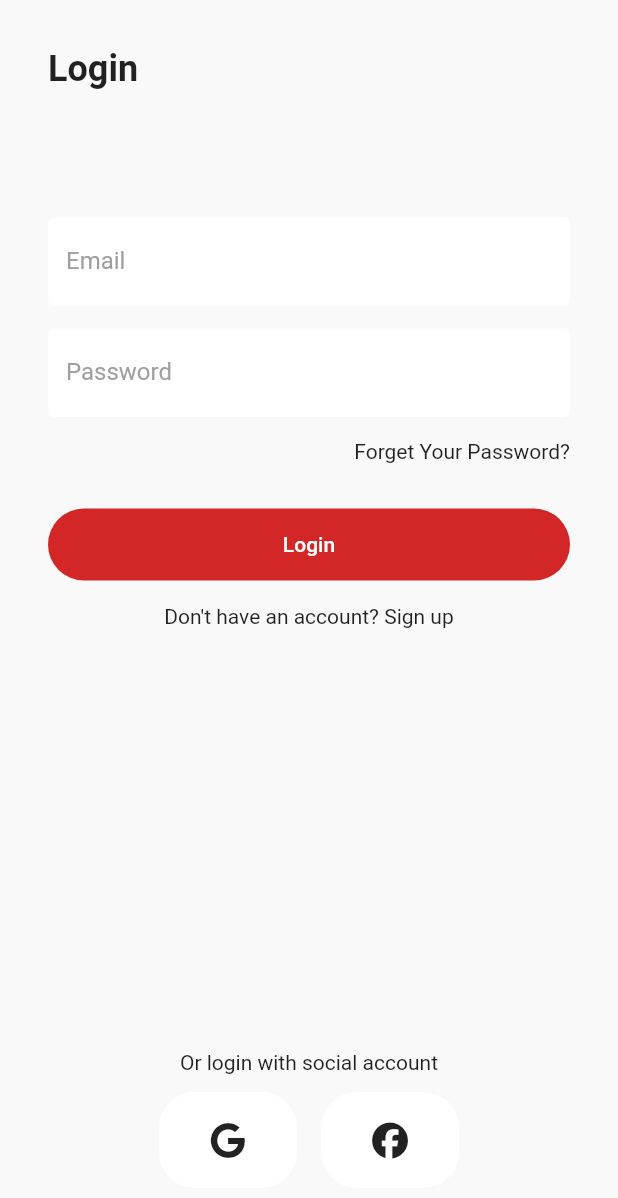
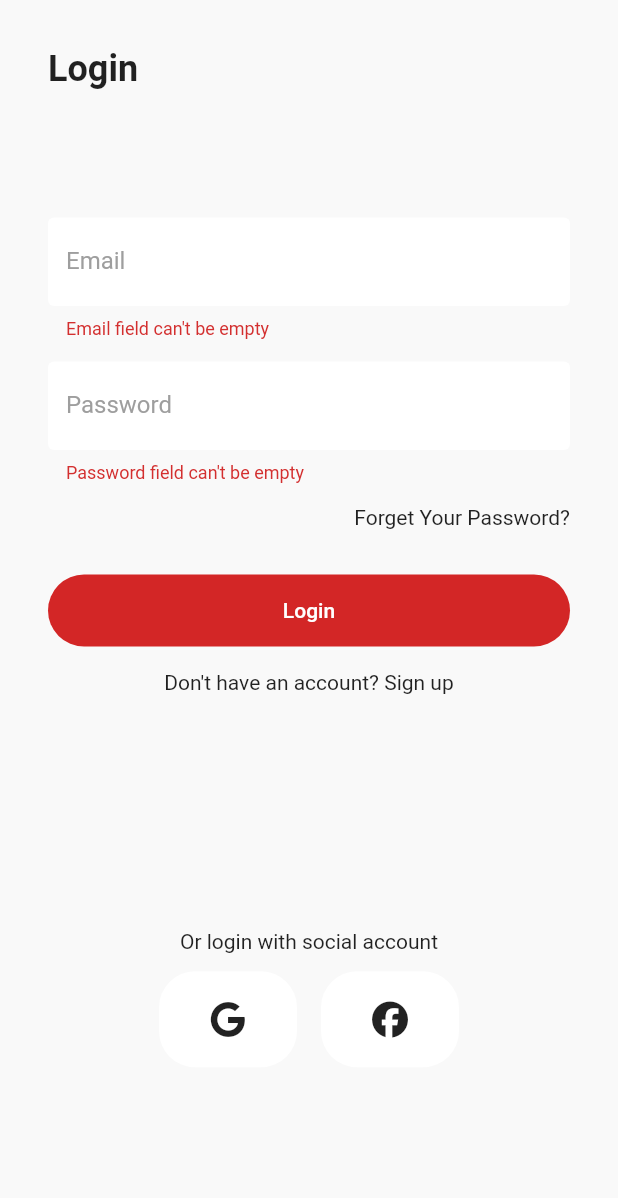
Before and after one commit to mustafa-farag/E-commerce_V2, a Flutter app: the screen it shows after launch, after a tap on "Login", on a phone screen of 412 x 824 dp. Shown: the top 1198 px of the screen. Run offline on Flutter 3.47's test engine with Material 2 defaults, Android fonts, the phone set to English and light mode, and no system bars; our stand-ins replace font_awesome_flutter, persistent_bottom_nav_bar_v2.

Commit message:
complete auth page & create navigation bar

```diff
--- a/lib/main.dart
+++ b/lib/main.dart
@@ -20,7 +20,7 @@
         scaffoldBackgroundColor: const Color.fromRGBO(249, 249, 249, 1),
       ),
       onGenerateRoute: onGenerateRouter,
-      initialRoute: Routes.loginScreenRoute ,
+      initialRoute: AppRoutes.authScreenRoute ,
     );
   }
 }
--- a/lib/utilities/router.dart
+++ b/lib/utilities/router.dart
@@ -1,19 +1,23 @@
 import 'package:commercialapp/utilities/routes.dart';
-import 'package:commercialapp/views/screens/login_screen.dart';
+import 'package:commercialapp/views/screens/auth_screen.dart';
+import 'package:commercialapp/views/screens/bottomnavbar_screen.dart';
 import 'package:flutter/material.dart';
 
-import '../views/screens/home_screen.dart';
+import '../views/screens/landing_screen.dart';
 
 Route<dynamic> onGenerateRouter(RouteSettings settings) {
   switch (settings.name) {
-    case Routes.loginScreenRoute:
+    case AppRoutes.bottomNavBarScreenRoute:
       return MaterialPageRoute(
-          builder: (_) => const LoginScreen(), settings: settings);
-    case Routes.homePageRoute:
+          builder: (_) => const BottomNavBarScreen(), settings: settings);
+    case AppRoutes.authScreenRoute:
       return MaterialPageRoute(
-          builder: (_) => const HomePage(), settings: settings);
+          builder: (_) => const AuthScreen(), settings: settings);
+    case AppRoutes.landingScreenRoute:
+      return MaterialPageRoute(
+          builder: (_) => const LandingScreen(), settings: settings);
     default:
       return MaterialPageRoute(
-          builder: (_) => const HomePage(), settings: settings);
+          builder: (_) => const LandingScreen(), settings: settings);
   }
 }
--- a/lib/utilities/routes.dart
+++ b/lib/utilities/routes.dart
@@ -1,4 +1,5 @@
-class Routes {
-static const String homePageRoute = '/';
-static const String loginScreenRoute = '/login';
+class AppRoutes {
+static const String landingScreenRoute = '/';
+static const String authScreenRoute = '/login';
+static const String bottomNavBarScreenRoute = '/home';
 }
--- /dev/null
+++ b/lib/views/screens/auth_screen.dart
@@ -0,0 +1,191 @@
+import 'package:commercialapp/utilities/enums.dart';
+import 'package:commercialapp/utilities/routes.dart';
+import 'package:commercialapp/views/widgets/default_button.dart';
+import 'package:commercialapp/views/widgets/default_text_form_field.dart';
+import 'package:flutter/material.dart';
+import 'package:font_awesome_flutter/font_awesome_flutter.dart';
+
+class AuthScreen extends StatefulWidget {
+  const AuthScreen({Key? key}) : super(key: key);
+
+  @override
+  State<AuthScreen> createState() => _AuthScreenState();
+}
+
+class _AuthScreenState extends State<AuthScreen> {
+  final _nameController = TextEditingController();
+  final _emailController = TextEditingController();
+  final _passwordController = TextEditingController();
+  final _formKey = GlobalKey<FormState>();
+  final _nameFocusNode = FocusNode();
+  final _emailFocusNode = FocusNode();
+  final _passwordFocusNode = FocusNode();
+  var _authType = AuthFormType.login;
+
+  @override
+  Widget build(BuildContext context) {
+    final size = MediaQuery.of(context).size;
+    return Scaffold(
+      body: SafeArea(
+        child: Padding(
+          padding: const EdgeInsets.all(32.0),
+          child: Form(
+            key: _formKey,
+            child: SingleChildScrollView(
+              child: Column(
+                crossAxisAlignment: CrossAxisAlignment.start,
+                children: [
+                  Text(
+                    _authType == AuthFormType.register ? 'Sign up' : 'Login',
+                    style: Theme.of(context).textTheme.headline5?.copyWith(
+                          fontWeight: FontWeight.bold,
+                        ),
+                  ),
+                  const SizedBox(
+                    height: 70,
+                  ),
+                  if (_authType == AuthFormType.register)
+                    DefaultTextFormField(
+                        hintText: 'Enter Your Name',
+                        validate: (value) {
+                          if (value!.isEmpty) {
+                            return 'Name field can\'t be empty';
+                          }
+                          return null;
+                        },
+                        focusNode: _nameFocusNode,
+                        onEditingComplete: () => FocusScope.of(context)
+                            .requestFocus(_emailFocusNode),
+                        controller: _nameController,
+                        type: TextInputType.emailAddress,
+                        textInputAction: TextInputAction.next,
+                        isSecure: false,
+                        labelText: 'Name'),
+                  const SizedBox(
+                    height: 15,
+                  ),
+                  DefaultTextFormField(
+                      hintText: 'Enter Your Email',
+                      validate: (value) {
+                        if (value!.isEmpty) {
+                          return 'Email field can\'t be empty';
+                        }
+                        return null;
+                      },
+                      focusNode: _emailFocusNode,
+                      onEditingComplete: () => FocusScope.of(context)
+                          .requestFocus(_passwordFocusNode),
+                      controller: _emailController,
+                      type: TextInputType.emailAddress,
+                      textInputAction: TextInputAction.next,
+                      isSecure: false,
+                      labelText: 'Email'),
+                  const SizedBox(
+                    height: 15,
+                  ),
+                  DefaultTextFormField(
+                      hintText: 'Enter Your Password',
+                      validate: (value) {
+                        if (value!.isEmpty) {
+                          return 'Password field can\'t be empty';
+                        }
+                        return null;
+                      },
+                      controller: _passwordController,
+                      focusNode: _passwordFocusNode,
+                      type: TextInputType.visiblePassword,
+                      isSecure: true,
+                      labelText: 'Password'),
+                  if (_authType == AuthFormType.login)
+                    const SizedBox(
+                      height: 15,
+                    ),
+                  if (_authType == AuthFormType.login)
+                    Align(
+                      alignment: Alignment.topRight,
+                      child: InkWell(
+                        onTap: () {},
+                        child: const Text('Forget Your Password?'),
+                      ),
+                    ),
+                  const SizedBox(
+                    height: 30,
+                  ),
+                  DefaultButton(
+                    text: _authType == AuthFormType.register
+                        ? 'Sign up'
+                        : 'Login',
+                    onPressed: () {
+                      if (_formKey.currentState!.validate()) {
+                        Navigator.of(context)
+                            .pushNamed(AppRoutes.bottomNavBarScreenRoute);
+                      }
+                    },
+                  ),
+                  const SizedBox(
+                    height: 16.0,
+                  ),
+                  Align(
+                    alignment: Alignment.center,
+                    child: InkWell(
+                      onTap: () {
+                        _emailController.clear();
+                        _passwordController.clear();
+                        _formKey.currentState!.reset();
+                        setState(() {
+                          if (_authType == AuthFormType.login) {
+                            _authType = AuthFormType.register;
+                          } else {
+                            _authType = AuthFormType.login;
+                          }
+                        });
+                      },
+                      child: Text(_authType == AuthFormType.register
+                          ? 'Have an account Login?'
+                          : 'Don\'t have an account? Sign up'),
+                    ),
+                  ),
+                  SizedBox(
+                    height: size.height * 0.19,
+                  ),
+                  Align(
+                      alignment: Alignment.center,
+                      child: Text(_authType == AuthFormType.register
+                          ? 'Or sign up with social account?'
+                          : 'Or login with social account')),
+                  const SizedBox(
+                    height: 12,
+                  ),
+                  Row(
+                    mainAxisAlignment: MainAxisAlignment.center,
+                    children: [
+                      Container(
+                        width: 92,
+                        height: 64,
+                        decoration: BoxDecoration(
+                            color: Colors.white,
+                            borderRadius: BorderRadius.circular(24.0)),
+                        child: const Icon(FontAwesomeIcons.google),
+                      ),
+                      const SizedBox(
+                        width: 16,
+                      ),
+                      Container(
+                        width: 92,
+                        height: 64,
+                        decoration: BoxDecoration(
+                            color: Colors.white,
+                            borderRadius: BorderRadius.circular(24.0)),
+                        child: const Icon(FontAwesomeIcons.facebook),
+                      ),
+                    ],
+                  )
+                ],
+              ),
+            ),
+          ),
+        ),
+      ),
+    );
+  }
+}
--- /dev/null
+++ b/lib/views/screens/landing_screen.dart
@@ -0,0 +1,22 @@
+import 'package:flutter/material.dart';
+
+class LandingScreen extends StatelessWidget {
+  const LandingScreen({Key? key}) : super(key: key);
+
+  @override
+  Widget build(BuildContext context) {
+    return Scaffold(
+      appBar: AppBar(
+        title: const Text('home page'),
+      ),
+      body: Center(
+        child: ElevatedButton(child: const Icon(Icons.arrow_forward_ios_outlined),
+          onPressed: () {
+
+          },
+
+        ),
+      ),
+    );
+  }
+}
--- a/lib/views/screens/login_screen.dart
+++ /dev/null
@@ -1,151 +0,0 @@
-import 'package:commercialapp/utilities/enums.dart';
-import 'package:commercialapp/views/widgets/default_button.dart';
-import 'package:commercialapp/views/widgets/default_text_form_field.dart';
-import 'package:flutter/material.dart';
-import 'package:font_awesome_flutter/font_awesome_flutter.dart';
-
-class LoginScreen extends StatefulWidget {
-  const LoginScreen({Key? key}) : super(key: key);
-
-  @override
-  State<LoginScreen> createState() => _LoginScreenState();
-}
-
-class _LoginScreenState extends State<LoginScreen> {
-  final _nameController = TextEditingController();
-  final _emailController = TextEditingController();
-  var _authType = AuthFormType.login;
-
-  @override
-  Widget build(BuildContext context) {
-    return Scaffold(
-      body: SafeArea(
-        child: Padding(
-          padding: const EdgeInsets.all(32.0),
-          child: Column(
-            crossAxisAlignment: CrossAxisAlignment.start,
-            children: [
-              Text(
-                _authType == AuthFormType.register ? 'Sign up' : 'Login',
-                style: Theme.of(context).textTheme.headline5?.copyWith(
-                      fontWeight: FontWeight.bold,
-                    ),
-              ),
-              const SizedBox(
-                height: 70,
-              ),
-              if (_authType == AuthFormType.register)
-                DefaultTextFormField(
-                    hintText: 'Enter Your Name',
-                    validate: (value) {
-                      if (value!.isEmpty) {
-                        return 'Name field can\'t be empty';
-                      }
-                      return null;
-                    },
-                    controller: _nameController,
-                    type: TextInputType.emailAddress,
-                    isSecure: false,
-                    labelText: 'Name'),
-              const SizedBox(
-                height: 15,
-              ),
-              DefaultTextFormField(
-                  hintText: 'Enter Your Email',
-                  validate: (value) {
-                    if (value!.isEmpty) {
-                      return 'Email field can\'t be empty';
-                    }
-                    return null;
-                  },
-                  controller: _emailController,
-                  type: TextInputType.emailAddress,
-                  isSecure: false,
-                  labelText: 'Email'),
-              const SizedBox(
-                height: 15,
-              ),
-              DefaultTextFormField(
-                  hintText: 'Enter Your Password',
-                  validate: (value) {
-                    if (value!.isEmpty) {
-                      return 'Password field can\'t be empty';
-                    }
-                    return null;
-                  },
-                  controller: _emailController,
-                  type: TextInputType.visiblePassword,
-                  isSecure: true,
-                  labelText: 'Password'),
-              if (_authType == AuthFormType.login)
-                const SizedBox(
-                  height: 15,
-                ),
-              if (_authType == AuthFormType.login)
-                Align(
-                  alignment: Alignment.topRight,
-                  child: InkWell(
-                    onTap: () {},
-                    child: const Text('Forget Your Password?'),
-                  ),
-                ),
-              const SizedBox(
-                height: 30,
-              ),
-              DefaultButton(onPressed: () {}, text: _authType == AuthFormType.register? 'Sign up' :'Login'),
-              const SizedBox(
-                height: 16.0,
-              ),
-              Align(
-                alignment: Alignment.center,
-                child: InkWell(
-                  onTap: () {
-                    setState(() {
-                      if (_authType == AuthFormType.login) {
-                        _authType = AuthFormType.register;
-                      } else {
-                        _authType = AuthFormType.login;
-                      }
-                    });
-                  },
-                  child:  Text(_authType == AuthFormType.register?'Have an account Login?':'Don\'t have an account? Sign up'),
-                ),
-              ),
-              const Spacer(),
-               Align(
-                  alignment: Alignment.center,
-                  child: Text(_authType == AuthFormType.register?'Or sign up with social account?':'Or login with social account')),
-              const SizedBox(
-                height: 12,
-              ),
-              Row(
-                mainAxisAlignment: MainAxisAlignment.center,
-                children: [
-                  Container(
-                    width: 92,
-                    height: 64,
-                    decoration: BoxDecoration(
-                        color: Colors.white,
-                        borderRadius: BorderRadius.circular(24.0)),
-                    child: const Icon(FontAwesomeIcons.google),
-                  ),
-                  const SizedBox(
-                    width: 16,
-                  ),
-                  Container(
-                    width: 92,
-                    height: 64,
-                    decoration: BoxDecoration(
-                        color: Colors.white,
-                        borderRadius: BorderRadius.circular(24.0)),
-                    child: const Icon(FontAwesomeIcons.facebook),
-                  ),
-                ],
-              )
-            ],
-          ),
-        ),
-      ),
-    );
-  }
-}
--- a/lib/views/widgets/default_text_form_field.dart
+++ b/lib/views/widgets/default_text_form_field.dart
@@ -7,6 +7,9 @@ class DefaultTextFormField extends StatelessWidget {
   final TextEditingController controller;
   final TextInputType type;
   final bool isSecure;
+  final FocusNode? focusNode;
+  final VoidCallback? onEditingComplete;
+  final TextInputAction? textInputAction;
 
   const DefaultTextFormField(
       {Key? key,
@@ -15,7 +18,10 @@ class DefaultTextFormField extends StatelessWidget {
       required this.controller,
       required this.type,
       required this.isSecure,
-      required this.labelText})
+      required this.labelText,
+      this.focusNode,
+      this.onEditingComplete,
+      this.textInputAction})
       : super(key: key);
 
   @override
@@ -25,6 +31,9 @@ class DefaultTextFormField extends StatelessWidget {
       keyboardType: type,
       obscureText: isSecure,
       validator: validate,
+      focusNode: focusNode,
+      onEditingComplete: onEditingComplete,
+      textInputAction: textInputAction,
       decoration: InputDecoration(
           label: Text(labelText),
           floatingLabelBehavior: FloatingLabelBehavior.never,
--- a/pubspec.yaml
+++ b/pubspec.yaml
@@ -15,8 +15,8 @@ dependencies:
 
 
   cupertino_icons: ^1.0.2
-
   font_awesome_flutter: ^10.1.0
+  persistent_bottom_nav_bar_v2: ^4.2.3
 
 dev_dependencies:
   flutter_test:
```
Also changed, not shown: lib/views/screens/bottomnavbar_screen.dart (added, +93 -0 lines), lib/views/screens/home_screen.dart (+4 -16 lines), pubspec.lock.
